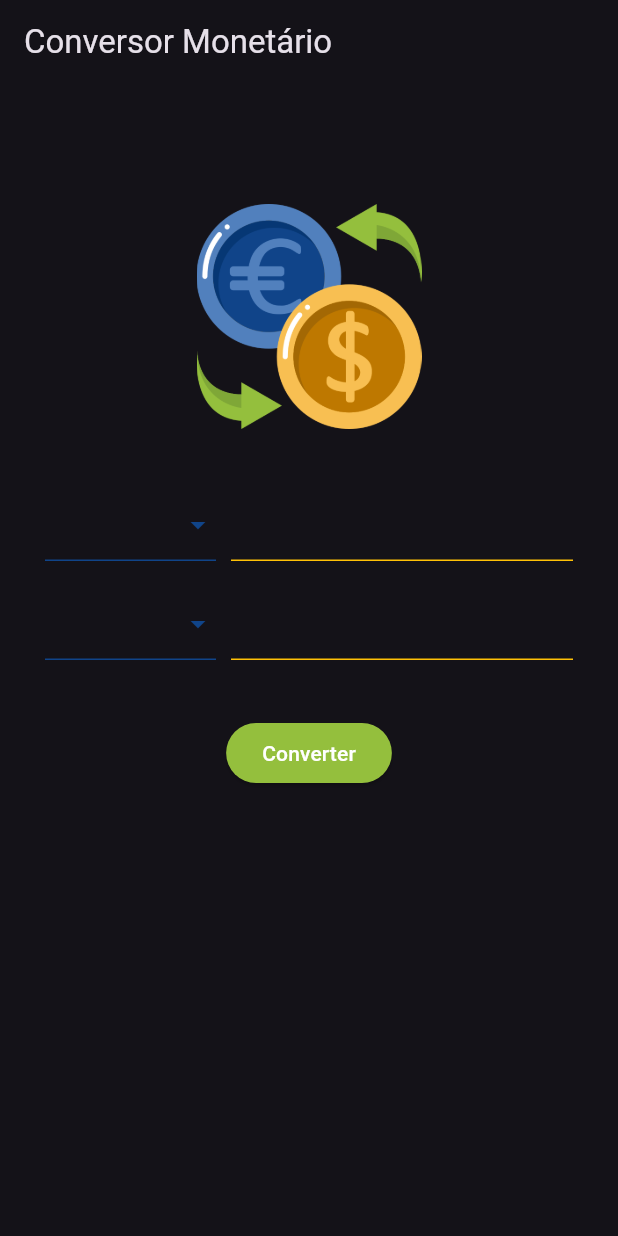
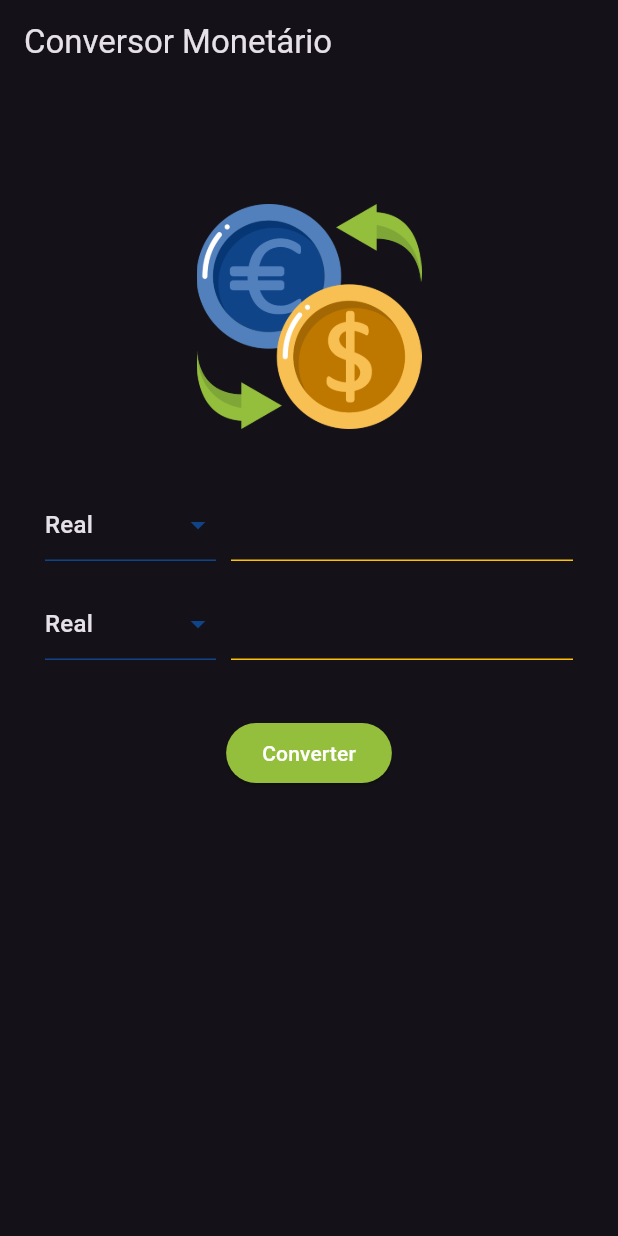
Before and after one commit to GiovanneMika/conversor-monetario-flutter, a Flutter app: the screen it shows after launch, on a phone screen of 412 x 824 dp. Run offline on Flutter 3.47's test engine with Material 3 defaults, Android fonts, the phone set to English and light mode, and no system bars.

Commit message:
wip: preenchimento dinamico da select box

```diff
--- a/lib/app/components/currency_box.dart
+++ b/lib/app/components/currency_box.dart
@@ -1,7 +1,12 @@
+import 'package:conversor_monetario/app/models/currency_model.dart';
 import 'package:flutter/material.dart';
 
 class CurrencyBox extends StatelessWidget {
-  const CurrencyBox({super.key});
+
+  final List <CurrencyModel> items;
+  final TextEditingController controller;
+  final void Function(CurrencyModel? model)? onChanged;
+  const CurrencyBox({super.key, required this.items, required this.controller, this.onChanged});
 
   @override
   Widget build(BuildContext context) {
@@ -12,26 +17,21 @@ class CurrencyBox extends StatelessWidget {
           flex: 1,
           child: SizedBox(
             height: 56,
-            child: DropdownButton(
+            child: DropdownButton<CurrencyModel>(
               iconEnabledColor: Color.fromARGB(255, 16, 68, 137),
               isExpanded: true,
               underline: Container(
                 height: 1,
                 color: const Color.fromARGB(255, 16, 68, 137),
               ),
-              items: [
-                DropdownMenuItem(
-                  value: 'Real',
-                  enabled: true,
-                  child: Text("Real"),
-                ),
-                DropdownMenuItem(
-                  value: 'Dolar',
-                  enabled: true,
-                  child: Text("Dolar"),
-                ),
-              ],
-              onChanged: (value) {},
+              items: items.map((e) {
+                return DropdownMenuItem(
+                  value: e,
+                  child: Text(e.name),
+                );
+              }).toList(),
+              value: items[0],
+              onChanged: onChanged,
             ),
           ),
         ),
@@ -39,6 +39,7 @@ class CurrencyBox extends StatelessWidget {
         Expanded(
           flex: 2,
           child: TextField(
+            controller: controller,
             decoration: InputDecoration(
               enabledBorder: UnderlineInputBorder(
                 borderSide: BorderSide(color: Colors.amber),
--- a/lib/app/views/home_view.dart
+++ b/lib/app/views/home_view.dart
@@ -1,8 +1,17 @@
 import 'package:conversor_monetario/app/components/currency_box.dart';
+import 'package:conversor_monetario/app/controllers/home_controller.dart';
 import 'package:flutter/material.dart';
 
 class HomeView extends StatelessWidget {
-  const HomeView({super.key});
+  final TextEditingController toTextController = TextEditingController();
+  final TextEditingController fromTextController = TextEditingController();
+  late final HomeController homeController;
+  HomeView() {
+    homeController = HomeController(
+      toTextController: toTextController,
+      fromTextController: fromTextController,
+    );
+  }
 
   @override
   Widget build(BuildContext context) {
@@ -24,9 +33,17 @@ class HomeView extends StatelessWidget {
                 child: Image.asset('assets/images/currency-logo.png'),
               ),
               const SizedBox(height: 40),
-              CurrencyBox(),
+              CurrencyBox(
+                items: homeController.currencies,
+                controller: fromTextController,
+                onChanged: (model) {},
+              ),
               const SizedBox(height: 10),
-              CurrencyBox(),
+              CurrencyBox(
+                items: homeController.currencies,
+                controller: toTextController,
+                onChanged: (model) {},
+              ),
               const SizedBox(height: 30),
               ElevatedButton(
                 onPressed: () {},
```
